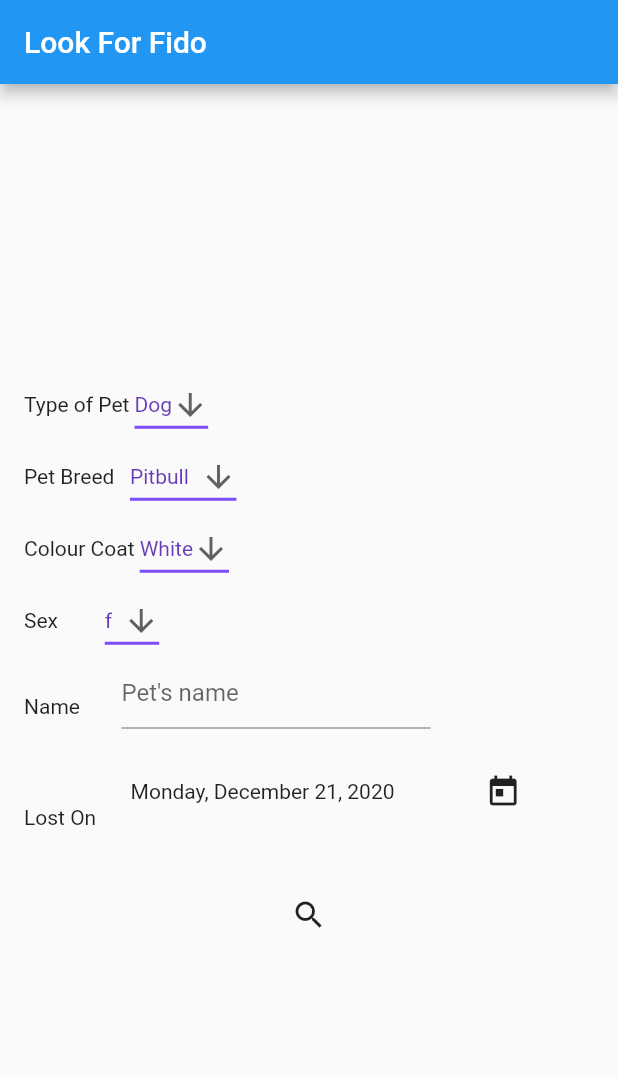
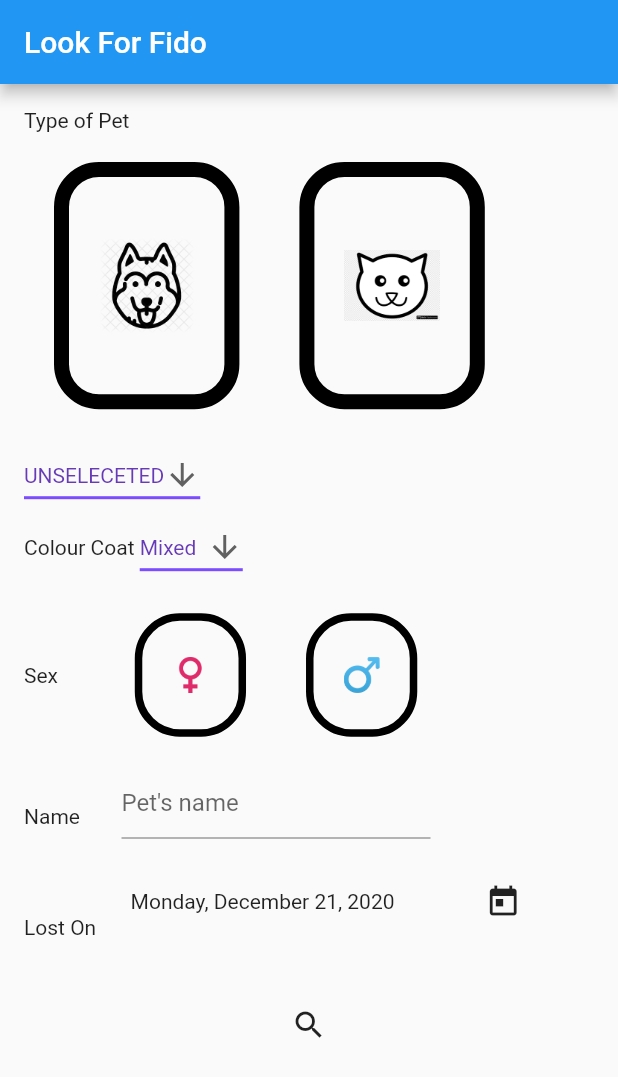
Before and after one commit to Krosulhah/fidoWasHere, a Flutter app: the LookForFidoPage screen opened directly, on a phone screen of 412 x 824 dp. Shown: the top 1077 px of the screen. Run offline on Flutter 3.47's test engine with Material 2 defaults, Android fonts, the light colour scheme and no system bars; our stand-ins replace fluttertoast, font_awesome_flutter, geocoding, geolocator, google_maps_flutter, image_picker; missing offline and left inert: flutter_facebook_login, flutter_session, postgres.

```diff
--- a/lib/lookForFido.dart
+++ b/lib/lookForFido.dart
@@ -1,10 +1,14 @@
 import 'package:dimaWork/reportInfo.dart';
+import 'package:dimaWork/reportSearch.dart';
 import 'package:flutter/material.dart';
 import 'dart:async';
 import 'package:image_picker/image_picker.dart';
 import 'dart:io';
 import 'package:path_provider/path_provider.dart';
+import 'Controllers/ReportController.dart';
+import 'Model/fido.dart';
 import 'Statistics.dart';
+import 'checkers/loginValidityChecker.dart';
 import 'datepicker.dart';
 import 'reportInfo.dart';
 
@@ -12,6 +16,8 @@ class LookForFido extends StatelessWidget {
   // This widget is the root of your application.
   @override
   Widget build(BuildContext context) {
+    LoginValidityChecker loginValidityChecker=new LoginValidityChecker();
+    loginValidityChecker.isLoggedIn(context);
     return MaterialApp(
       title: 'Look For Fido',
       theme: ThemeData(
@@ -54,16 +60,46 @@ class LookForFidoPage extends StatefulWidget {
 }
 
 class _LookForFidoPageState extends State<LookForFidoPage> {
-  List<String> listOfPets = ["Cat", "Dog"];
-  List<String> dogBreed = ["Pitbull", "Bulldog"];
-  List<String> catBreed = ["American Shorthair", "Bombay"];
-  List<String> coatColour = ["White", "Black"];
-  List<String> sexPet = ["f", "m", "u"];
-  String typeOfPet = "Dog";
-  String breedOfPet = "Pitbull";
-  String coatColorPet = "White";
-  String sexOfPet = "f";
-  DateTime _date = DateTime.now();
+
+  ReportController reportController=new ReportController();
+  List<String> availableBreeds=new List<String>();
+  List<String> coatColour=  ["White", "Black", "Orange", "Red", "Cream", "Mixed"];
+  List<String> sexPet = ["f", "m"];
+  List<Color> _color ;
+  List<Color> _colorSex ;
+
+  String typeOfPet;
+  String breedOfPet;
+  String colorOfCoat;
+  String sexOfPet;
+  TextEditingController controllerName;
+
+
+  String fileName;
+  DateTime _date;
+
+  @override
+  void initState() {
+    super.initState();
+    availableBreeds=["UNSELECETED"];
+    typeOfPet = " ";
+    breedOfPet = "UNSELECETED";
+    colorOfCoat = "Mixed";
+    sexOfPet = " ";
+
+    controllerName = new TextEditingController();
+    _date = new DateTime.now();
+
+
+    _color=[Colors.black, Colors.black];
+    _colorSex=[Colors.black, Colors.black,Colors.black];
+    print(availableBreeds);
+
+
+  }
+
+
+
 
   void _updateBreedDropDown(String type, String firstBreed) {
     setState(() {
@@ -86,7 +122,7 @@ class _LookForFidoPageState extends State<LookForFidoPage> {
         // the App.build method, and use it to set our appbar title.
         title: Text(widget.title),
       ),
-      body: new Container(
+      body: SingleChildScrollView(child: new Container(
         padding: EdgeInsets.all(16.0),
         // Center is a layout widget. It takes a single child and positions it
         // in the middle of the parent.
@@ -112,13 +148,15 @@ class _LookForFidoPageState extends State<LookForFidoPage> {
             _buildDate(),
             IconButton(
               icon: Icon(Icons.search),
-              onPressed: () => Navigator.push(
-                  context,
-                  MaterialPageRoute(
-                    builder: (_) => new ReportInfo(
-                        //replace by New Contact Screen
+              onPressed: () async {
+                var res = await reportController.retrieveReports(controllerName.text,_date,sexOfPet,breedOfPet, typeOfPet, colorOfCoat);
+                if(res!=null&&res is List<Fido> &&res.isNotEmpty)
+                    Navigator.push(
+                      context,
+                      MaterialPageRoute(
+                      builder: (_) => new ReportSearch(result:res  //replace by New Contact Screen
                         ),
-                  )),
+                  ));}
             )
 
             // This trailing comma makes auto-formatting nicer for build methods.
@@ -131,12 +169,84 @@ class _LookForFidoPageState extends State<LookForFidoPage> {
         tooltip: 'Increment',
         child: Icon(Icons.add),
       ), // This trailing comma makes auto-formatting nicer for build methods.*/
+    ));
+  }
+
+  Widget _buildTypeOfPetDropDown()  {
+
+    return new Row(
+      mainAxisAlignment: MainAxisAlignment.spaceEvenly,
+      children: <Widget>[
+
+        _buildSelectType('assets/images/dogFace.png','dog',0),
+
+        _buildSelectType('assets/images/catFigure.png','cat',1)
+
+      ],
+
+
+    );
+
+
+
+
+
+  }
+
+  updateBreedList(String type,int element)  async {
+    reportController.updateBreeds(type).then((rows) {
+
+      setState(() {
+        availableBreeds = rows;
+        _color.setAll(0,[Colors.black,Colors.black]);
+        _color[element]=Colors.green;
+        typeOfPet=type;
+        _updateBreedDropDown(type, availableBreeds.elementAt(0));
+
+
+      });
+    });}
+
+
+  Widget _buildSelectType(String img,String type,int element){
+    return Material(
+
+
+        child: InkWell(
+            onTap:  () {
+              setState(()  {
+                updateBreedList(type,element);
+
+              });
+
+
+            },
+
+            child:Container(
+              height: MediaQuery.of(context).size.height * 0.2,
+              width: MediaQuery.of(context).size.width * 0.3,
+              padding: EdgeInsets.all(20),
+              margin: EdgeInsets.all(20),
+
+              decoration: BoxDecoration(
+                borderRadius: BorderRadius.circular(30),
+                border: Border.all(
+                  color: _color[element],
+                  width: 10,
+                ),
+              ),
+              child: FittedBox(child:Image(image:AssetImage(img),
+                fit: BoxFit.fill,
+              )),
+
+            ) )
+
     );
   }
 
-  Widget _buildTypeOfPetDropDown(List<String> items) {
+  Widget _buildCoatDropDown(List<String> items) {
     return DropdownButton<String>(
-      value: typeOfPet,
+      value: colorOfCoat,
       icon: Icon(Icons.arrow_downward),
       iconSize: 24,
       elevation: 16,
@@ -147,11 +257,8 @@ class _LookForFidoPageState extends State<LookForFidoPage> {
       ),
       onChanged: (String newValue) {
         setState(() {
-          typeOfPet = newValue;
-          if (newValue == "Dog") {
-            _updateBreedDropDown(newValue, "Pitbull");
-          } else if (newValue == "Cat")
-            _updateBreedDropDown(newValue, "American Shorthair");
+          colorOfCoat = newValue;
+          //myData.setColorOfCoat(colorOfCoat);
         });
       },
       items: items.map<DropdownMenuItem<String>>((String value) {
@@ -163,7 +270,67 @@ class _LookForFidoPageState extends State<LookForFidoPage> {
     );
   }
 
+
+  Widget buildSex(String type, int element,String img){
+    return Material(
+
+
+        child: InkWell(
+            onTap:  () {
+              setState(()  {
+
+                sexOfPet=type;
+                _colorSex.setAll(0,[Colors.black,Colors.black,Colors.black]);
+                _colorSex[element]=Colors.green;
+
+              });
+
+
+            },
+
+            child:Container(
+              height: MediaQuery.of(context).size.height * 0.1,
+              width: MediaQuery.of(context).size.width * 0.18,
+              padding: EdgeInsets.all(20),
+              margin: EdgeInsets.all(20),
+
+
+              decoration: BoxDecoration(
+                borderRadius: BorderRadius.circular(30),
+                border: Border.all(
+                  color: _colorSex[element],
+                  width: 5,
+                ),
+              ),
+
+              child: FittedBox(child:Image(image:AssetImage(img),
+                fit: BoxFit.fill,
+              )),
+
+            ) )
+
+    );
+  }
+
+
+
+
+
+  Widget _buildSexDropDown(List<String> items) {
+    return Row(
+      mainAxisAlignment: MainAxisAlignment.spaceBetween,
+      children: [
+        buildSex(items[0],0,'assets/images/f.png'),
+        buildSex(items[1],1,'assets/images/m.png'),
+      ],
+
+    );
+
+
+
+  }
   Widget _buildBreedDropDown(List<String> items) {
+    print(availableBreeds);
     return DropdownButton<String>(
       value: breedOfPet,
       icon: Icon(Icons.arrow_downward),
@@ -188,68 +355,17 @@ class _LookForFidoPageState extends State<LookForFidoPage> {
     );
   }
 
-  Widget _buildCoatDropDown(List<String> items) {
-    return DropdownButton<String>(
-      value: coatColorPet,
-      icon: Icon(Icons.arrow_downward),
-      iconSize: 24,
-      elevation: 16,
-      style: TextStyle(color: Colors.deepPurple),
-      underline: Container(
-        height: 2,
-        color: Colors.deepPurpleAccent,
-      ),
-      onChanged: (String newValue) {
-        setState(() {
-          coatColorPet = newValue;
-        });
-      },
-      items: items.map<DropdownMenuItem<String>>((String value) {
-        return DropdownMenuItem<String>(
-          value: value,
-          child: Text(value),
-        );
-      }).toList(),
-    );
-  }
-
-  Widget _buildSexDropDown(List<String> items) {
-    return DropdownButton<String>(
-      value: sexOfPet,
-      icon: Icon(Icons.arrow_downward),
-      iconSize: 24,
-      elevation: 16,
-      style: TextStyle(color: Colors.deepPurple),
-      underline: Container(
-        height: 2,
-        color: Colors.deepPurpleAccent,
-      ),
-      onChanged: (String newValue) {
-        setState(() {
-          sexOfPet = newValue;
-        });
-      },
-      items: items.map<DropdownMenuItem<String>>((String value) {
-        return DropdownMenuItem<String>(
-          value: value,
-          child: Text(value),
-        );
-      }).toList(),
-    );
-  }
-
   Widget _buildSelectionPart() {
     return Column(children: [
       Row(children: [
         Text("Type of Pet "),
-        _buildTypeOfPetDropDown(listOfPets),
+
       ]),
+      Row(children: [_buildTypeOfPetDropDown(),],),
       Row(children: [
-        Text("Pet Breed   "),
-        if (typeOfPet == "Dog")
-          _buildBreedDropDown(dogBreed)
-        else
-          _buildBreedDropDown(catBreed)
+
+
+          _buildBreedDropDown(availableBreeds)
       ]),
       Row(children: [
         Text("Colour Coat "),
@@ -271,6 +387,7 @@ class _LookForFidoPageState extends State<LookForFidoPage> {
             height: MediaQuery.of(context).size.height * 0.08,
             width: MediaQuery.of(context).size.width * 0.5,
             child: new TextField(
+              controller: controllerName,
               decoration: new InputDecoration(
                 hintText: "Pet's name",
               ),
--- a/lib/reportSearch.dart
+++ b/lib/reportSearch.dart
@@ -1,11 +1,15 @@
 import 'package:dimaWork/reportInfo.dart';
 import 'package:flutter/cupertino.dart';
 import 'package:flutter/material.dart';
+
+import 'Model/fido.dart';
 
 
 
 class ReportSearch extends StatelessWidget {
   // This widget is the root of your application.
+  final List<Fido>result;
+  ReportSearch({Key key,this.result}) : super(key: key);
   @override
   Widget build(BuildContext context) {
     return MaterialApp(
@@ -21,13 +25,13 @@ class ReportSearch extends StatelessWidget {
                   physics: BouncingScrollPhysics(),
                   scrollDirection: Axis.vertical,
                   shrinkWrap: true,
-                  itemCount: 30,
+                  itemCount: this.result.length,
                   itemBuilder: (BuildContext context, int index) {  //todo link con db
 
                   return ListTile(
                     trailing: Icon(Icons.keyboard_arrow_right),
-                    title: Text('$index + date', textAlign: TextAlign.center,),
-                    onTap: ()=>runApp(ReportInfo()),
+                    title: Text(this.result[index].getId().toString() +" - "+this.result[index].getDate().toString(), textAlign: TextAlign.center,),
+                    onTap: ()=>runApp(ReportInfo(result:result[index])),
                   );
 
                 }, separatorBuilder: (BuildContext context, int index) {
```
Also changed, not shown: lib/Controllers/ReportController.dart (+59 -1 lines), lib/Model/fido.dart (+45 -6 lines), lib/reportInfo.dart (+35 -23 lines), lib/reportPet.dart (indentation only).
